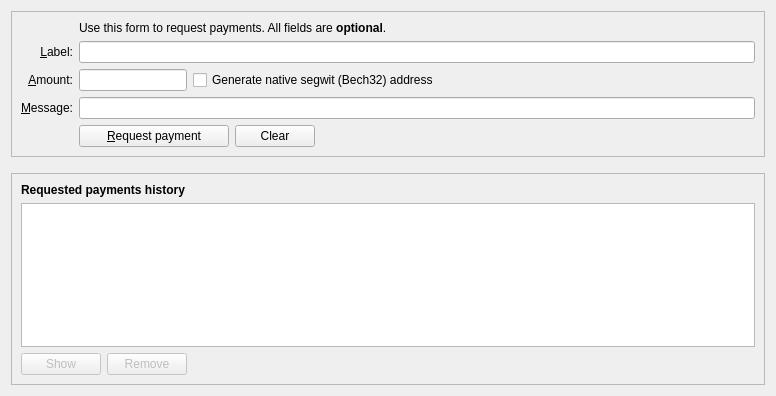
Old version of the form src/qt/forms/receivecoinsdialog.ui in the repository auroracoin101/Auroracoin.
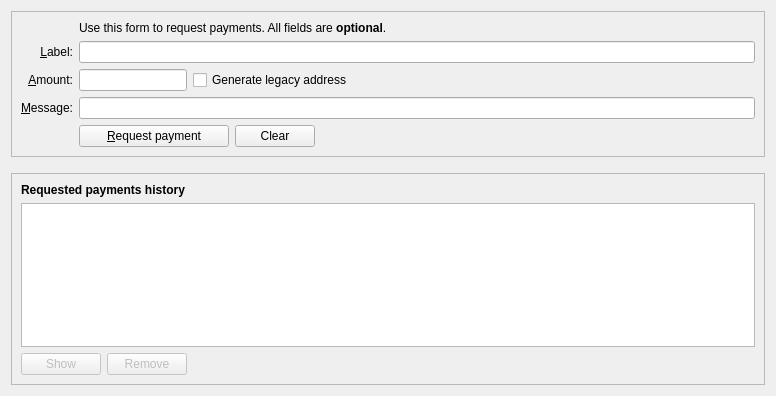
New version of the form. Icons and pictures are not drawn. Custom widgets are drawn as their Qt base class.

Commit message: Bitcoin: faf62d9415d74e69356d2b64c134184814938708 (gui: Generate bech32 addresses by default).

The edit to the form file:
```diff
--- a/src/qt/forms/receivecoinsdialog.ui
+++ b/src/qt/forms/receivecoinsdialog.ui
@@ -209,7 +209,7 @@
              <string>Native segwit addresses (aka Bech32 or BIP-173) reduce your transaction fees later on and offer better protection against typos, but old wallets don't support them. When unchecked, an address compatible with older wallets will be created instead.</string>
             </property>
             <property name="text">
-             <string>Generate native segwit (Bech32) address</string>
+             <string>Generate legacy address</string>
             </property>
            </widget>
           </item>
```
Left out of the diff: 6 changed lines with no effect on the pictures. The commit also changes 1 other file.
